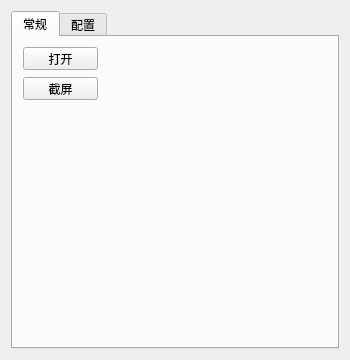
Before: the Qt Designer form CaptureApplication.ui in ZPolister/Capture-CPP, drawn with Qt 5.
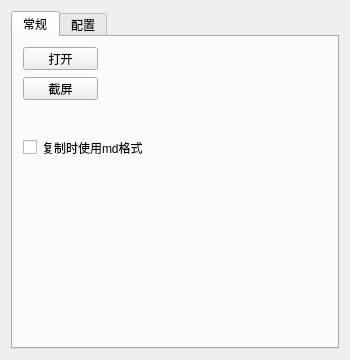
After: the same form once the commit is applied.

Commit message: feat: 支持图片上传是否使用md格式

Patch:
```diff
--- a/CaptureApplication.ui
+++ b/CaptureApplication.ui
@@ -67,6 +67,22 @@
         <string>截屏</string>
        </property>
       </widget>
+      <widget class="QCheckBox" name="checkBox">
+       <property name="geometry">
+        <rect>
+         <x>10</x>
+         <y>80</y>
+         <width>321</width>
+         <height>61</height>
+        </rect>
+       </property>
+       <property name="text">
+        <string>复制时使用md格式</string>
+       </property>
+       <property name="checked">
+        <bool>false</bool>
+       </property>
+      </widget>
      </widget>
      <widget class="QWidget" name="tab_config">
       <attribute name="title">
```
Left out of the diff: 2 changed lines with no effect on the pictures. The commit also changes 3 other files.
